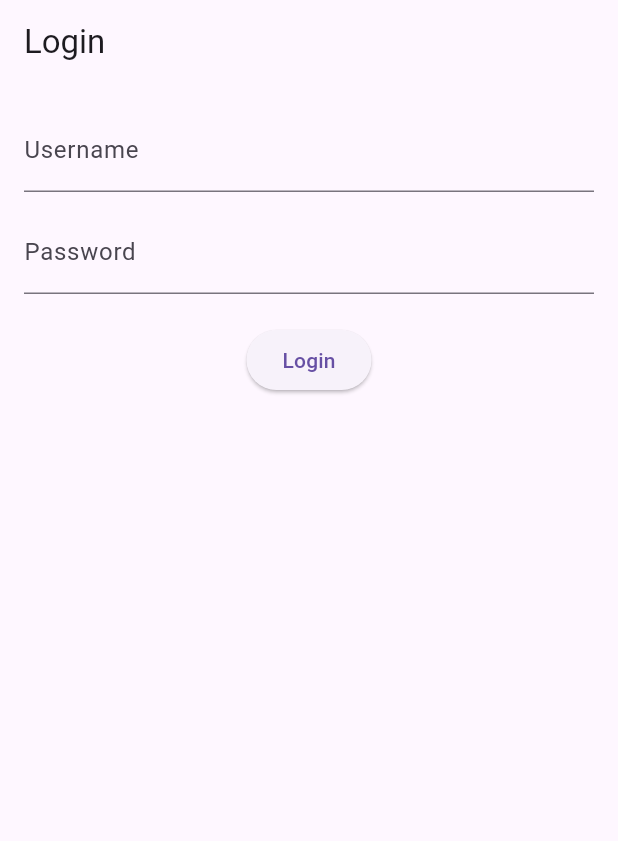
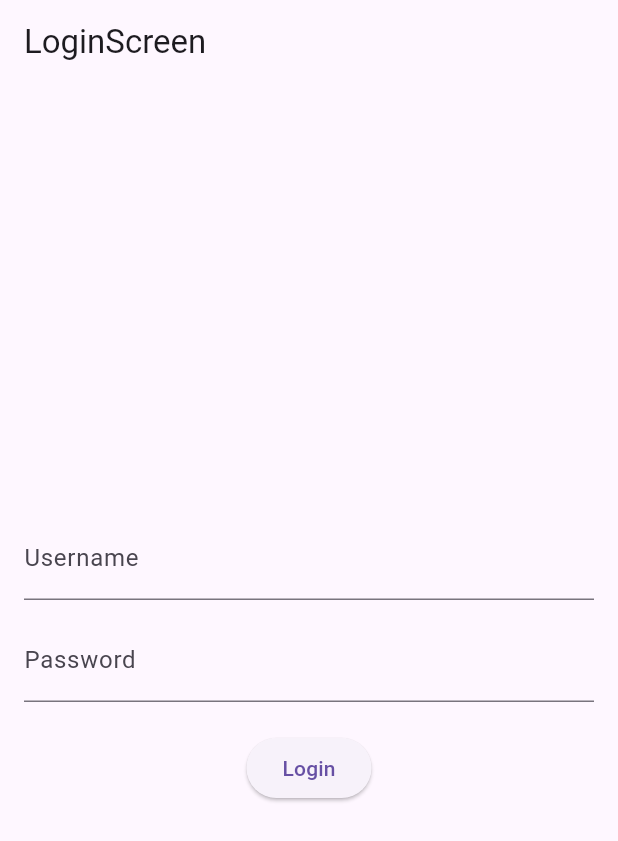
Before and after one commit to mohamednowfal07/Inventory, a Flutter app: the screen it shows after launch, on a phone screen of 412 x 824 dp. Shown: the top 841 px of the screen. Run offline on Flutter 3.47's test engine with Material 3 defaults, Android fonts, the phone set to English and light mode, and no system bars; our stand-ins replace cloud_firestore, firebase_core, shared_preferences; accounts and stored records are empty.

Commit message:
Task 31 LoginScreen

```diff
--- a/lib/screens/login_screen.dart
+++ b/lib/screens/login_screen.dart
@@ -110,20 +110,23 @@ class LoginScreen extends StatelessWidget {
   @override
   Widget build(BuildContext context) {
     return Scaffold(
-      appBar: AppBar(title: Text('Login')),
+      appBar: AppBar(title: const Text('LoginScreen')),
       body: Padding(
         padding: EdgeInsets.all(16),
         child: Column(
+          mainAxisAlignment: MainAxisAlignment.center,
           children: [
             TextField(
               controller: usernameController,
-              decoration: InputDecoration(labelText: "Username"),
+              decoration:
+                  InputDecoration(hintText: "Username", labelText: "Username"),
             ),
             SizedBox(height: 12),
             TextField(
               controller: passwordController,
               obscureText: true,
-              decoration: InputDecoration(labelText: "Password"),
+              decoration:
+                  InputDecoration(hintText: "Password", labelText: "Password"),
             ),
             SizedBox(height: 20),
             ElevatedButton(
```
